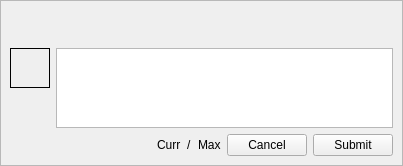
First picture: the form in ui/CommentAdd.ui, repository dmzdev/stance, before the edit.
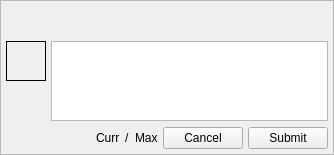
Second picture: the form after the edit.

Commit message: Shrunk several windows down to save pixels. Scaled all advisor pictures down dynamically. Changelog.

Diff of the .ui file:
```diff
--- a/ui/CommentAdd.ui
+++ b/ui/CommentAdd.ui
@@ -6,8 +6,8 @@
    <rect>
     <x>0</x>
     <y>0</y>
-    <width>403</width>
-    <height>166</height>
+    <width>330</width>
+    <height>155</height>
    </rect>
   </property>
   <property name="windowTitle">
@@ -35,6 +35,12 @@
       <enum>QFrame::Raised</enum>
      </property>
      <layout class="QGridLayout" name="gridLayout">
+      <property name="horizontalSpacing">
+       <number>5</number>
+      </property>
+      <property name="margin">
+       <number>5</number>
+      </property>
       <item row="1" column="0">
        <widget class="QLabel" name="avatarLabel">
         <property name="sizePolicy">
```
The commit also changes 5 other files.
